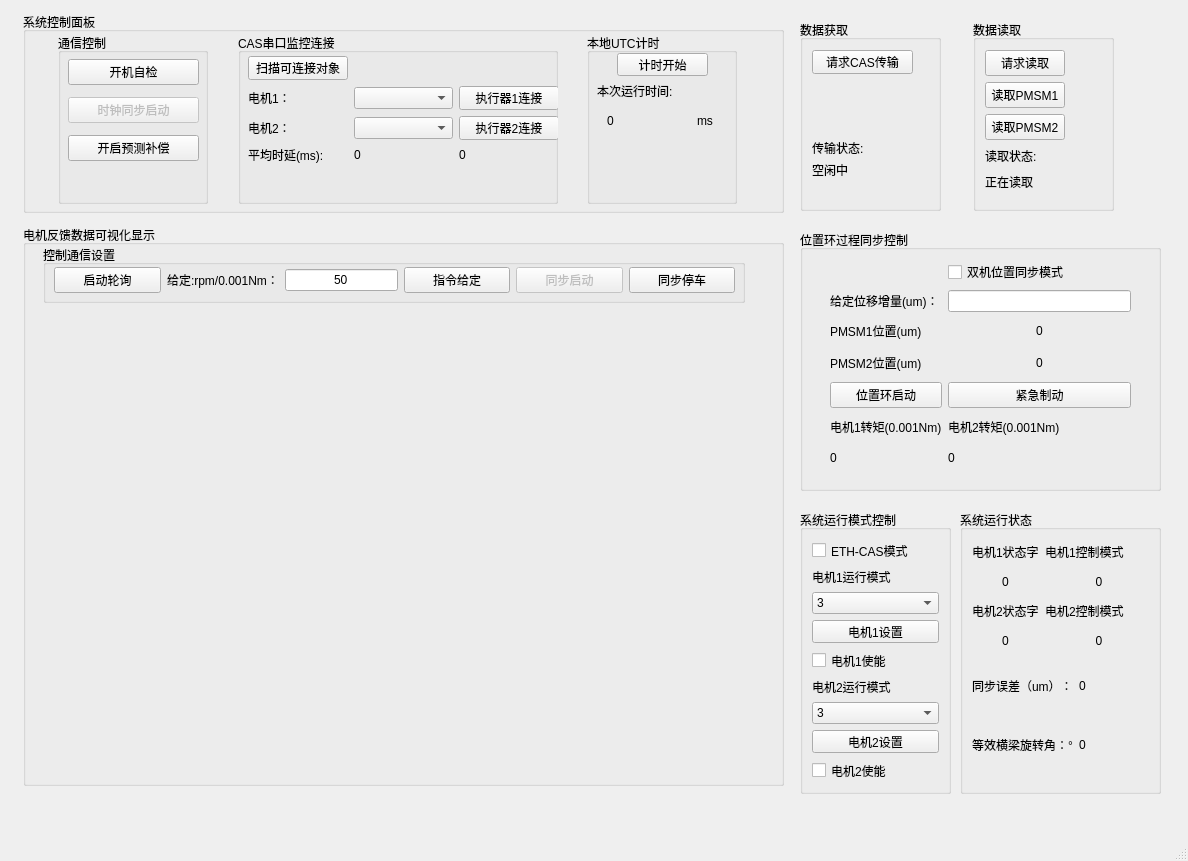
First picture: the form in mainwindow.ui, repository whitekiteoversea/PCSyncController, before the edit.
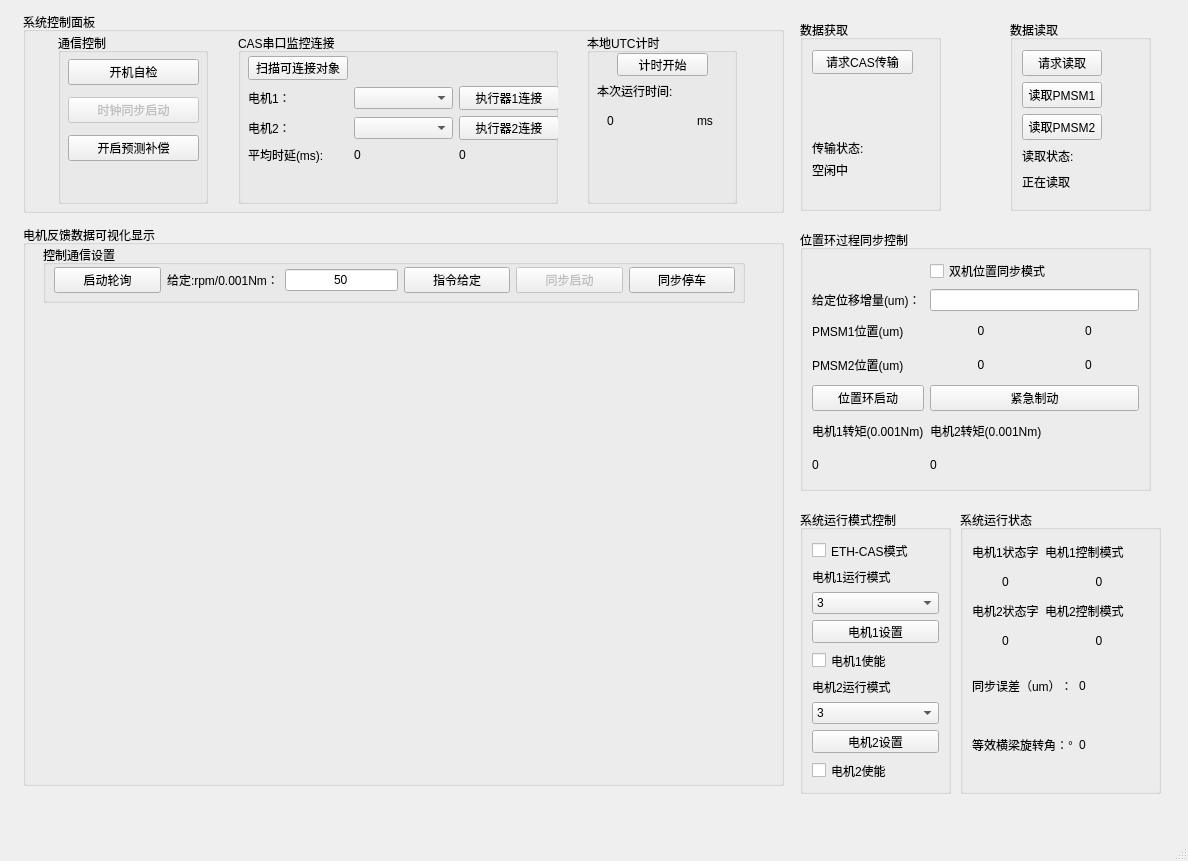
Second picture: the form after the edit. Custom widgets are drawn as their Qt base class.

```diff
--- a/mainwindow.ui
+++ b/mainwindow.ui
@@ -514,7 +514,7 @@
      <rect>
       <x>800</x>
       <y>230</y>
-      <width>361</width>
+      <width>351</width>
       <height>261</height>
      </rect>
     </property>
@@ -539,69 +539,32 @@
     <property name="title">
      <string>位置环过程同步控制</string>
     </property>
-    <widget class="QWidget" name="layoutWidget">
-     <property name="geometry">
-      <rect>
-       <x>30</x>
-       <y>30</y>
-       <width>301</width>
-       <height>211</height>
-      </rect>
-     </property>
-     <layout class="QGridLayout" name="gridLayout_6">
-      <item row="8" column="1">
-       <widget class="QLabel" name="label_28">
+    <layout class="QGridLayout" name="gridLayout_5">
+     <item row="0" column="1" colspan="2">
+      <widget class="QCheckBox" name="DualMotorPosi">
         <property name="text">
-         <string>电机2转矩(0.001Nm)</string>
+        <string>双机位置同步模式</string>
         </property>
        </widget>
       </item>
-      <item row="7" column="1">
-       <widget class="QPushButton" name="PosiLoopInit_2">
-        <property name="text">
-         <string>紧急制动</string>
-        </property>
-       </widget>
-      </item>
-      <item row="8" column="0">
-       <widget class="QLabel" name="label_25">
-        <property name="text">
-         <string>电机1转矩(0.001Nm)</string>
-        </property>
-       </widget>
-      </item>
-      <item row="10" column="0">
-       <widget class="QLabel" name="torque1">
-        <property name="text">
-         <string>0</string>
-        </property>
-       </widget>
-      </item>
-      <item row="10" column="1">
-       <widget class="QLabel" name="torque2">
-        <property name="text">
-         <string>0</string>
-        </property>
-       </widget>
-      </item>
-      <item row="5" column="0">
-       <widget class="QLabel" name="label_26">
-        <property name="text">
-         <string>PMSM1位置(um)</string>
-        </property>
-       </widget>
-      </item>
-      <item row="3" column="0">
+     <item row="1" column="0">
        <widget class="QLabel" name="label_24">
         <property name="text">
          <string>给定位移增量(um)：</string>
         </property>
        </widget>
       </item>
-      <item row="3" column="1">
+     <item row="1" column="1" colspan="2">
        <widget class="QLineEdit" name="refPosiSig"/>
       </item>
-      <item row="5" column="1">
+     <item row="2" column="0">
+      <widget class="QLabel" name="label_26">
+       <property name="text">
+        <string>PMSM1位置(um)</string>
+       </property>
+      </widget>
+     </item>
+     <item row="2" column="1">
        <widget class="QLabel" name="PMSM1Posi">
         <property name="text">
          <string>0</string>
@@ -611,39 +574,86 @@
         </property>
        </widget>
       </item>
-      <item row="7" column="0">
+     <item row="2" column="2">
+      <widget class="QLabel" name="PMSM1TargetPosi">
+       <property name="text">
+        <string>0</string>
+       </property>
+       <property name="alignment">
+        <set>Qt::AlignCenter</set>
+       </property>
+      </widget>
+     </item>
+     <item row="3" column="0">
+      <widget class="QLabel" name="label_27">
+       <property name="text">
+        <string>PMSM2位置(um)</string>
+       </property>
+      </widget>
+     </item>
+     <item row="3" column="1">
+      <widget class="QLabel" name="PMSM2Posi">
+       <property name="text">
+        <string>0</string>
+       </property>
+       <property name="alignment">
+        <set>Qt::AlignCenter</set>
+       </property>
+      </widget>
+     </item>
+     <item row="3" column="2">
+      <widget class="QLabel" name="PMSM2TargetPosi">
+       <property name="text">
+        <string>0</string>
+       </property>
+       <property name="alignment">
+        <set>Qt::AlignCenter</set>
+       </property>
+      </widget>
+     </item>
+     <item row="4" column="0">
        <widget class="QPushButton" name="PosiLoopSyncInit">
         <property name="text">
          <string>位置环启动</string>
         </property>
        </widget>
       </item>
-      <item row="6" column="1">
-       <widget class="QLabel" name="PMSM2Posi">
+     <item row="4" column="1" colspan="2">
+      <widget class="QPushButton" name="PosiLoopInit_2">
         <property name="text">
-         <string>0</string>
-        </property>
-        <property name="alignment">
-         <set>Qt::AlignCenter</set>
+        <string>紧急制动</string>
+       </property>
+      </widget>
+     </item>
+     <item row="5" column="0">
+      <widget class="QLabel" name="label_25">
+       <property name="text">
+        <string>电机1转矩(0.001Nm)</string>
+       </property>
+      </widget>
+     </item>
+     <item row="5" column="1" colspan="2">
+      <widget class="QLabel" name="label_28">
+       <property name="text">
+        <string>电机2转矩(0.001Nm)</string>
         </property>
        </widget>
       </item>
       <item row="6" column="0">
-       <widget class="QLabel" name="label_27">
+      <widget class="QLabel" name="torque1">
         <property name="text">
-         <string>PMSM2位置(um)</string>
+        <string>0</string>
         </property>
        </widget>
       </item>
-      <item row="2" column="1">
-       <widget class="QCheckBox" name="DualMotorPosi">
+     <item row="6" column="1">
+      <widget class="QLabel" name="torque2">
         <property name="text">
-         <string>双机位置同步模式</string>
+        <string>0</string>
         </property>
        </widget>
       </item>
      </layout>
-    </widget>
    </widget>
    <widget class="QGroupBox" name="groupBox_9">
     <property name="geometry">
@@ -949,7 +959,7 @@
      <rect>
       <x>800</x>
       <y>20</y>
-      <width>314</width>
+      <width>351</width>
       <height>191</height>
      </rect>
     </property>
```
Left out of the diff: 2 changed lines with no effect on the pictures. Lines whose indentation alone changed are shown as unchanged.
